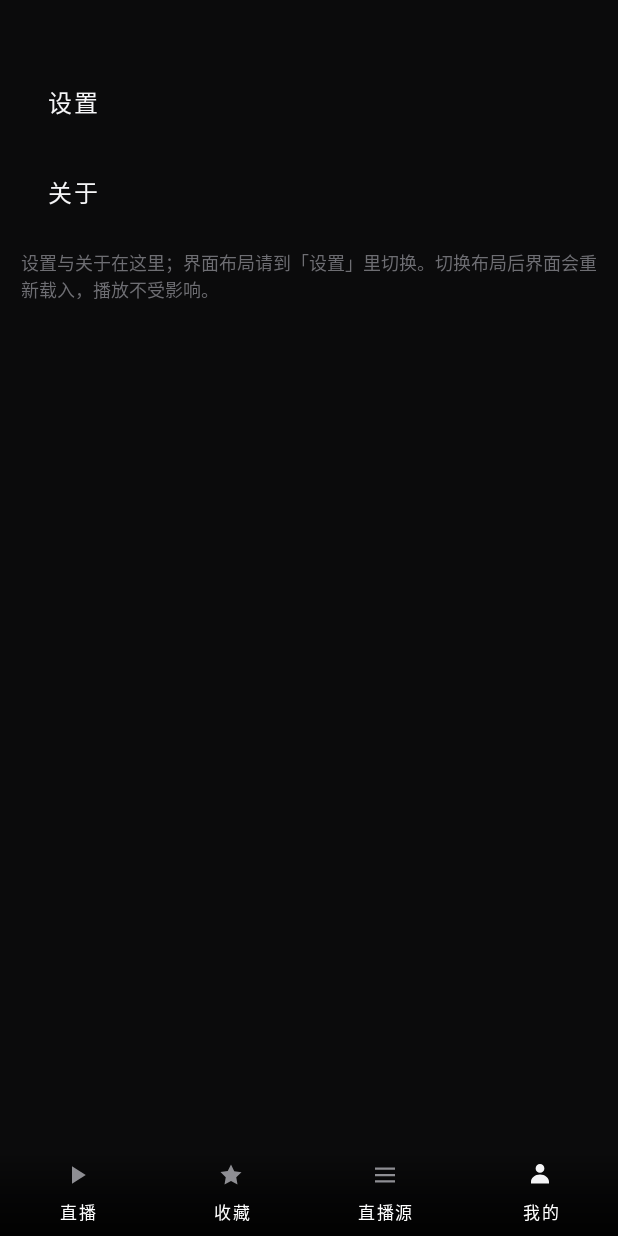
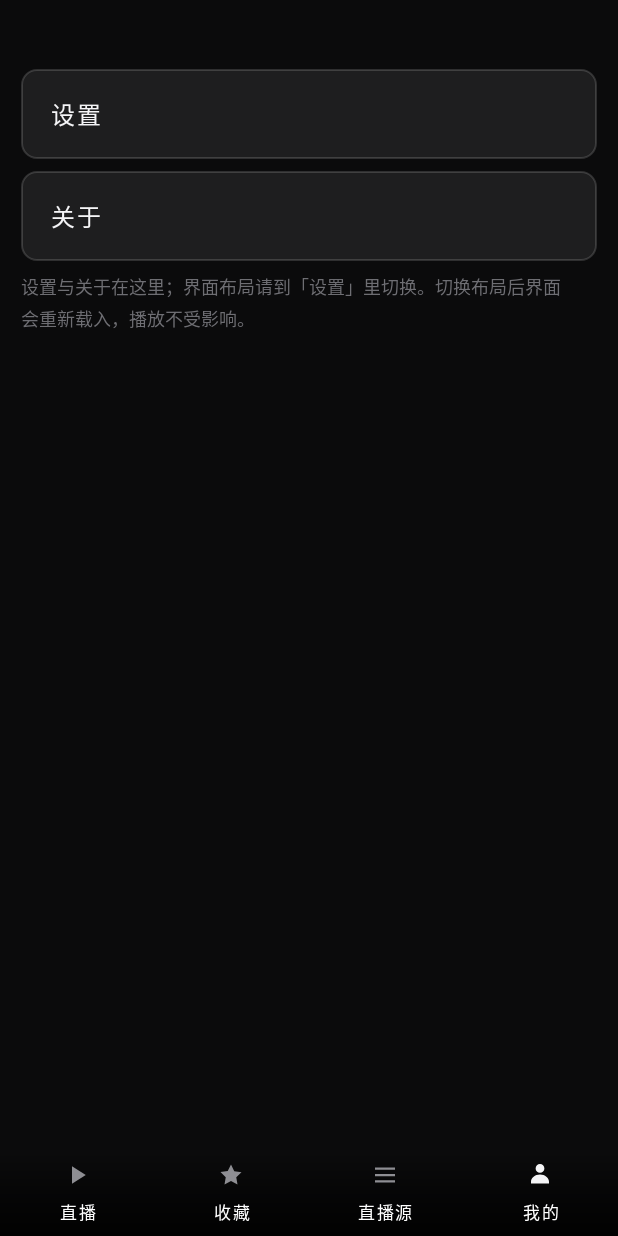
Before and after one commit to 20211109/IPTVPlayer-Source, an Android app: the screen it shows after launch (MainActivity), after a tap on "我的", on a phone screen of 412 x 824 dp. Run offline under Robolectric (Android 15) with nearby library versions, the phone set to English and light mode, and no system bars; libraries missing offline, so code that uses them is left out: org.videolan.libvlc; pictures from the network do not load; 2 statements that could not run were skipped; 3 other taps on this screen came first.

Commit message:
feat(1.93): TV 播放页底部提示改左右键语义、我的页焦点框修复、设置弹窗布局项归位
- TV 播放页底部提示: 左键「← 返回」/ 右键「→ 换源」拆分显示，OK 合并长按选台提示；频道列表页提示不变
- 底部状态栏可见性改为「TV 且不在我的页」，播放中配置变化不再把提示条藏掉
- 我的页设置/关于: 焦点描边移到外层容器（MaterialButton 会吞 background），白描边+光晕可靠可见
- 我的页: 去掉顶部标题、布局入口收进设置弹窗，隐藏时连同外层容器一起 GONE（无空壳残留）
- 设置弹窗: 界面布局行移到最底部并加分隔线，下拉宽度自适应不再截断
- 换源选中当前线路时提前返回，避免释放 VLC 后黑屏

```diff
--- a/app/build.gradle.kts
+++ b/app/build.gradle.kts
@@ -27,8 +27,8 @@ android {
         // minSdk 21：覆盖 Android 5.0 起的电视盒子/老电视（Media3、Coil、AndroidX 的最低要求）
         minSdk = 21
         targetSdk = 35
-        versionCode = 92
-        versionName = "1.92"
+        versionCode = 93
+        versionName = "1.93"
 
         ndk {
             // 只打真机 ABI：x86/x86_64 仅模拟器用，armeabi(ARMv5) 早已淘汰。
--- a/app/src/main/java/com/iptv/player/ui/MainActivity.kt
+++ b/app/src/main/java/com/iptv/player/ui/MainActivity.kt
@@ -520,6 +520,8 @@ class MainActivity : AppCompatActivity() {
         // 「我的」页两端统一：去掉大标题，布局入口收进设置弹窗（与手机端同理）。
         // TV 端字号保持原样（20sp），只有手机端缩小到 16sp。
         findViewById<View>(R.id.tvMineTitle).visibility = View.GONE
+        // 注意要隐藏外层包装（画胶囊底板的那层），只隐藏按钮本身会留下一个空的胶囊框
+        findViewById<View>(R.id.rowMineLayout).visibility = View.GONE
         findViewById<View>(R.id.btnMineLayout).visibility = View.GONE
         findViewById<View>(R.id.tvLayoutMode).visibility = View.GONE
         if (!isTvUi()) {
@@ -595,8 +597,10 @@ class MainActivity : AppCompatActivity() {
         // 手机的 hero 焦点卡、搜索框完全不动。
         findViewById<View>(R.id.tvPageTitle).visibility = if (tv) View.GONE else View.VISIBLE
         headerRow.visibility = if (tv) View.VISIBLE else View.GONE
-        tvStatusBar.visibility = if (tv && pageList.visibility == View.VISIBLE &&
-            pageMine.visibility != View.VISIBLE) View.VISIBLE else View.GONE
+        // 底部按键提示在直播域内常驻：频道列表页、播放页都要有（播放页提示的是左右键换源/返回），
+        // 只有「我的」页没有，所以这里只排除「我的」页。
+        tvStatusBar.visibility = if (tv && pageMine.visibility != View.VISIBLE) View.VISIBLE else View.GONE
+        updateKeyHints()   // 播放页/列表页的按键提示文案不同，切页后必须重设
         heroCard.visibility = if (tv) View.GONE else View.VISIBLE
         heroDivider.visibility = if (tv) View.GONE else View.VISIBLE
         sectionRow.visibility = if (tv) View.GONE else View.VISIBLE
@@ -661,6 +665,24 @@ class MainActivity : AppCompatActivity() {
         pairs.forEach { (id, selected) -> findViewById<Button>(id).isSelected = selected }
     }
 
+    /**
+     * TV 底部按键提示随页面切换。
+     * 列表页与播放页的按键语义完全不同：列表页左右键是「移焦点」，
+     * 播放页左右键是「左键返回、右键换源」——不分开写就会像现在这样误导用户。
+     */
+    private fun updateKeyHints() {
+        if (!isTvUi()) return
+        val playing = pagePlayer.visibility == View.VISIBLE
+        findViewById<TextView>(R.id.tvHintOk).text =
+            getString(if (playing) R.string.tv_hint_ok_playing else R.string.tv_hint_ok)
+        findViewById<TextView>(R.id.tvHintMove).text =
+            getString(if (playing) R.string.tv_hint_move_playing else R.string.tv_hint_move)
+        findViewById<TextView>(R.id.tvHintLr).text =
+            getString(if (playing) R.string.tv_hint_lr_playing else R.string.tv_hint_group)
+        findViewById<TextView>(R.id.tvHintBack).text =
+            getString(if (playing) R.string.tv_hint_switch_playing else R.string.tv_hint_back)
+    }
+
     /** 切到直播 / 收藏页签；收藏页禁用分组筛选，只按收藏 + 搜索过滤 */
     private fun showListTab(tab: ListTab) {
         listTab = tab
@@ -1518,6 +1540,11 @@ class MainActivity : AppCompatActivity() {
         currentChannel = channel
         repo.setLastChannelName(channel.name)
         tvPlayerTitle.text = channel.name
+        // 底部状态栏在播放页也可见，左侧信息要换成「正在播的频道」，
+        // 否则会一直停在列表里最后一次聚焦的那个频道上。
+        tvStatusFocus.text = channel.name
+        tvStatusProgram.text = cachedProgram(channel)
+        tvStatusLines.text = "${channel.sources.size} ${getString(R.string.source_count)}"
         updateMiniPlayButton()
         // 只有手机布局、多条线路时才显示「换线」按钮；TV 已改用右键换源
         btnSwitchLine.visibility =
@@ -2761,6 +2788,8 @@ class MainActivity : AppCompatActivity() {
             requestedOrientation = ActivityInfo.SCREEN_ORIENTATION_SENSOR_LANDSCAPE
         }
         hideSystemUi()
+        // 底部按键提示切到「播放页」语义：← 返回 / → 换源 / 长按OK 选台
+        updateKeyHints()
         // 每次进播放页都从「看得见」开始，几秒后再淡出
         showOverlay()
     }
--- /dev/null
+++ b/app/src/main/res/drawable/bg_mine_row.xml
@@ -0,0 +1,60 @@
+<?xml version="1.0" encoding="utf-8"?>
+<!--
+    「我的」页整行入口（设置 / 关于 / 界面布局）的底板与焦点框。
+
+    为什么画在【外层 FrameLayout】而不是 Button 自己身上：
+    「我的」页用的是 Material 的 TextButton（MaterialButton），它会接管
+    android:background 自己画形状，写在 Button 上的选择器不会被采用——
+    表现就是电视上遥控器移到「设置 / 关于」完全看不出光标在哪。
+    改成外层容器 addStatesFromChildren=true + 本 drawable 后，子按钮获得焦点时
+    容器会同步拿到 focused 状态，白描边就一定画得出来。
+-->
+<selector xmlns:android="http://schemas.android.com/apk/res/android">
+
+    <!-- 遥控器光标：内圈 3dp 纯白描边 + 外圈半透明白光晕 -->
+    <item android:state_focused="true">
+        <layer-list>
+            <item>
+                <shape android:shape="rectangle">
+                    <solid android:color="#59FFFFFF" />
+                    <corners android:radius="12dp" />
+                </shape>
+            </item>
+            <item
+                android:bottom="2dp"
+                android:left="2dp"
+                android:right="2dp"
+                android:top="2dp">
+                <shape android:shape="rectangle">
+                    <solid android:color="#FF2C2C2E" />
+                    <corners android:radius="10dp" />
+                    <stroke
+                        android:width="3dp"
+                        android:color="#FFFFFFFF" />
+                </shape>
+            </item>
+        </layer-list>
+    </item>
+
+    <!-- 触屏按下：亮一点的白边，给手指反馈 -->
+    <item android:state_pressed="true">
+        <shape android:shape="rectangle">
+            <solid android:color="#26FFFFFF" />
+            <corners android:radius="10dp" />
+            <stroke
+                android:width="2dp"
+                android:color="#B3FFFFFF" />
+        </shape>
+    </item>
+
+    <!-- 静止态：极淡的填充 + 发丝描边，电视上也看得出这是一行可点按钮 -->
+    <item>
+        <shape android:shape="rectangle">
+            <solid android:color="#14FFFFFF" />
+            <corners android:radius="10dp" />
+            <stroke
+                android:width="1dp"
+                android:color="#26FFFFFF" />
+        </shape>
+    </item>
+</selector>
--- a/app/src/main/res/layout/activity_main.xml
+++ b/app/src/main/res/layout/activity_main.xml
@@ -637,27 +637,58 @@
             android:textColor="@color/text_primary"
             android:layout_marginBottom="@dimen/section_gap" />
 
+        <!--
+            三个入口都用「外层 FrameLayout 画底板/焦点框 + 内层 Button 只负责文字」。
+            MaterialButton 会接管 android:background，焦点描边写在按钮上不会生效，
+            TV 上就会出现「遥控器移过去什么都看不见」。addStatesFromChildren 让容器
+            同步子按钮的 focused 状态，bg_mine_row 才能画出白描边。
+        -->
+        <FrameLayout
+            android:layout_width="match_parent"
+            android:layout_height="wrap_content"
+            android:layout_marginTop="8dp"
+            android:addStatesFromChildren="true"
+            android:background="@drawable/bg_mine_row">
+
             <Button
                 android:id="@+id/btnMineSettings"
                 style="@style/MineRowButton"
                 android:text="@string/settings" />
+        </FrameLayout>
+
+        <FrameLayout
+            android:layout_width="match_parent"
+            android:layout_height="wrap_content"
+            android:layout_marginTop="8dp"
+            android:addStatesFromChildren="true"
+            android:background="@drawable/bg_mine_row">
 
             <Button
                 android:id="@+id/btnMineAbout"
                 style="@style/MineRowButton"
                 android:text="@string/about_entry" />
+        </FrameLayout>
+
+        <FrameLayout
+            android:id="@+id/rowMineLayout"
+            android:layout_width="match_parent"
+            android:layout_height="wrap_content"
+            android:layout_marginTop="8dp"
+            android:addStatesFromChildren="true"
+            android:background="@drawable/bg_mine_row">
 
             <Button
                 android:id="@+id/btnMineLayout"
                 style="@style/MineRowButton"
                 android:text="@string/layout_switch" />
+        </FrameLayout>
 
         <TextView
             android:id="@+id/tvLayoutMode"
             android:layout_width="match_parent"
             android:layout_height="wrap_content"
             android:layout_marginStart="12dp"
-            android:layout_marginTop="-4dp"
+            android:layout_marginTop="6dp"
             android:layout_marginBottom="@dimen/section_gap"
             android:text=""
             android:textSize="13sp"
@@ -667,6 +698,8 @@
             android:layout_width="match_parent"
             android:layout_height="wrap_content"
             android:layout_marginTop="8dp"
+            android:layout_marginEnd="24dp"
+            android:lineSpacingExtra="3dp"
             android:text="@string/mine_hint"
             android:textSize="12sp"
             android:textColor="@color/text_hint" />
@@ -844,7 +877,12 @@
             android:layout_height="1dp"
             android:layout_weight="1" />
 
+        <!--
+            按键提示：文案随页面切换（列表页 / 播放页用途完全不同），
+            由 MainActivity.updateKeyHints() 动态设置，这里只保留初始值（列表页）。
+        -->
         <TextView
+            android:id="@+id/tvHintOk"
             android:layout_width="wrap_content"
             android:layout_height="wrap_content"
             android:background="@drawable/bg_key_hint"
@@ -857,6 +895,7 @@
             android:textColor="@color/text_secondary" />
 
         <TextView
+            android:id="@+id/tvHintMove"
             android:layout_width="wrap_content"
             android:layout_height="wrap_content"
             android:layout_marginStart="8dp"
@@ -870,6 +909,7 @@
             android:textColor="@color/text_secondary" />
 
         <TextView
+            android:id="@+id/tvHintLr"
             android:layout_width="wrap_content"
             android:layout_height="wrap_content"
             android:layout_marginStart="8dp"
@@ -883,6 +923,7 @@
             android:textColor="@color/text_secondary" />
 
         <TextView
+            android:id="@+id/tvHintBack"
             android:layout_width="wrap_content"
             android:layout_height="wrap_content"
             android:layout_marginStart="8dp"
--- a/app/src/main/res/layout/dialog_settings.xml
+++ b/app/src/main/res/layout/dialog_settings.xml
@@ -330,10 +330,30 @@
             android:textSize="11sp"
             android:textColor="@color/text_secondary" />
 
-        <!-- 界面布局：两端「我的」页入口都移到这里，带下箭头选择（手机 / TV 通用） -->
+        <TextView
+            android:layout_width="match_parent"
+            android:layout_height="wrap_content"
+            android:layout_marginTop="14dp"
+            android:text="提示：弱网卡顿优先把「最大缓冲」调到 20–30 秒，越小越跟手、越大越抗抖。点「保存」后会立刻用新参数重新加载当前频道（画面会重连一次），不需要重启应用。"
+            android:textSize="12sp"
+            android:textColor="@color/text_secondary" />
+
+        <!--
+            界面布局放在弹窗最后一行。
+            上面的提示语是针对「最大缓冲 / 订阅源刷新」参数的说明，若把本行夹在它上面，
+            会被误读成「界面布局」的注释，所以固定排在所有说明文字之后。
+        -->
+        <!-- 分隔线：把「界面布局」和上面那两段参数说明彻底断开，避免再被当成注释 -->
+        <View
+            android:layout_width="match_parent"
+            android:layout_height="1dp"
+            android:layout_marginTop="16dp"
+            android:background="@color/divider" />
+
         <LinearLayout
             android:id="@+id/layoutModeRow"
-            style="@style/SettingRow">
+            style="@style/SettingRow"
+            android:layout_marginTop="12dp">
 
             <TextView style="@style/SettingLabel" android:text="@string/layout_switch" />
             <FrameLayout
@@ -343,20 +363,15 @@
                 android:addStatesFromChildren="true"
                 android:background="@drawable/bg_setting_focus">
 
+                <!-- wrap_content + minWidth：按条目里最长的「自动（跟随设备）」自适应，
+                     避免固定 170dp 在大字号下把文字截成「自动（跟随设…」 -->
                 <Spinner
                     android:id="@+id/spLayoutMode"
-                    android:layout_width="170dp"
+                    android:layout_width="wrap_content"
                     android:layout_height="wrap_content"
+                    android:minWidth="150dp"
                     android:entries="@array/layout_mode_labels" />
             </FrameLayout>
         </LinearLayout>
-
-        <TextView
-            android:layout_width="match_parent"
-            android:layout_height="wrap_content"
-            android:layout_marginTop="14dp"
-            android:text="提示：弱网卡顿优先把「最大缓冲」调到 20–30 秒，越小越跟手、越大越抗抖。点「保存」后会立刻用新参数重新加载当前频道（画面会重连一次），不需要重启应用。"
-            android:textSize="12sp"
-            android:textColor="@color/text_secondary" />
     </LinearLayout>
 </ScrollView>
--- a/app/src/main/res/values/strings.xml
+++ b/app/src/main/res/values/strings.xml
@@ -154,4 +154,10 @@
     <string name="tv_hint_move">↑↓ 上下选台</string>
     <string name="tv_hint_group">←→ 移动焦点</string>
     <string name="tv_hint_back">返回 退出</string>
+
+    <!-- 播放页专用提示：播放页的按键语义和列表页完全不同（左右键是返回/换源，不是移焦点） -->
+    <string name="tv_hint_ok_playing">OK 暂停 · 长按选台</string>
+    <string name="tv_hint_move_playing">↑↓ 换台</string>
+    <string name="tv_hint_lr_playing">← 返回</string>
+    <string name="tv_hint_switch_playing">→ 换源</string>
 </resources>
--- a/app/src/main/res/values/themes.xml
+++ b/app/src/main/res/values/themes.xml
@@ -96,7 +96,7 @@
         <item name="android:stateListAnimator">@animator/focus_scale</item>
     </style>
 
-    <!-- 我的页整行入口：无边框文字按钮，遥控器焦点由 bg_setting_focus 给出 -->
+    <!-- 我的页整行入口：只负责文字，底板与遥控器焦点框由外层 FrameLayout 的 bg_mine_row 画 -->
     <style name="MineRowButton" parent="Widget.MaterialComponents.Button.TextButton">
         <item name="android:layout_width">match_parent</item>
         <item name="android:layout_height">wrap_content</item>
@@ -107,12 +107,15 @@
         <item name="android:includeFontPadding">false</item>
         <item name="android:textColor">@color/text_primary</item>
         <item name="android:textSize">20sp</item>
-        <item name="android:paddingStart">18dp</item>
-        <item name="android:paddingEnd">18dp</item>
+        <item name="android:paddingStart">20dp</item>
+        <item name="android:paddingEnd">20dp</item>
         <item name="android:backgroundTint">@null</item>
-        <item name="android:background">@drawable/bg_setting_focus</item>
+        <!-- MaterialButton 会接管 android:background 自己画形状，写在按钮上的焦点
+             选择器不生效（TV 上光标移过去完全看不见）。这里保持全透明，把描边交给
+             外层的 bg_mine_row 画。 -->
+        <item name="android:background">@android:color/transparent</item>
         <!-- 整行按钮不能用 focus_scale：1.08 倍会把文字往左推到左侧导航栏下面，
-             TV 上看起来就是「设置」第一个字被切掉。焦点反馈交给 bg_setting_focus 的白色描边。 -->
+             TV 上看起来就是「设置」第一个字被切掉。焦点反馈交给白描边。 -->
         <item name="android:stateListAnimator">@null</item>
     </style>
 
```
Lines whose indentation alone changed are shown as unchanged.
